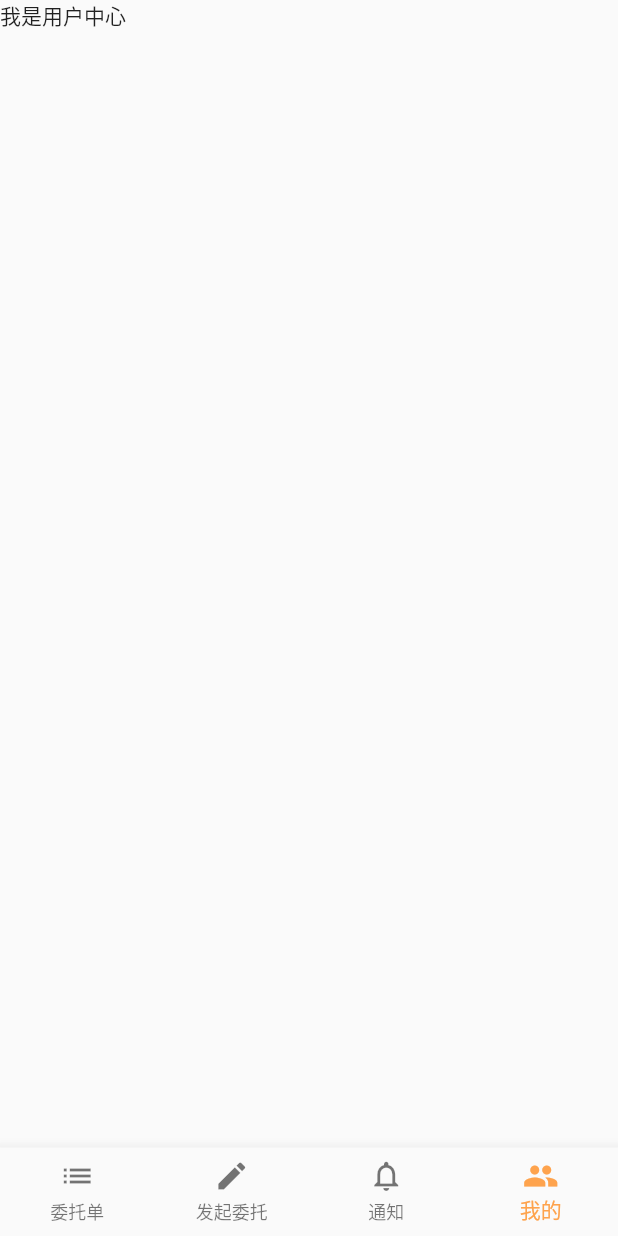
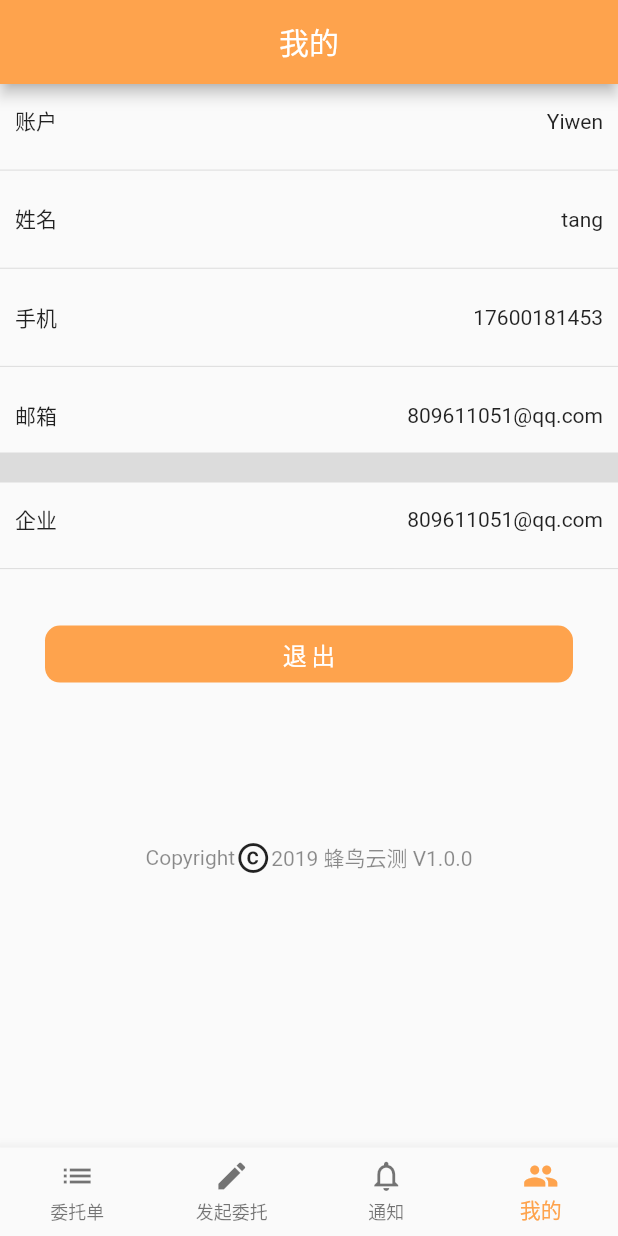
Before and after one commit to tyw809611051/test, a Flutter app: the screen it shows after launch, swiped to page 4, on a phone screen of 412 x 824 dp. Run offline on Flutter 3.47's test engine with Material 2 defaults, Android fonts, the phone set to English and light mode, and no system bars; our stand-ins replace dio, flutter_screenutil, shared_preferences.

Commit message:
complete 用户中心布局

```diff
--- /dev/null
+++ b/lib/common/Env.dart
@@ -0,0 +1,9 @@
+/**
+ * @description: 环境设置
+ * @author: YiWen
+ * @date: 2019-11-19 15:55:49
+ * @version V1.0.0
+ */
+class Env {
+  static const String version = "V1.0.0";
+}
--- /dev/null
+++ b/lib/components/Copyright.dart
@@ -0,0 +1,36 @@
+import 'package:flutter/material.dart';
+import '../common/Env.dart';
+
+/**
+ * @description: 版权组件
+ * @author: YiWen
+ * @date: 2019-11-19 15:51:49
+ * @version V1.0.0
+ */
+
+class Copyright extends StatelessWidget {
+
+  Copyright({Key key}) : super(key: key);
+
+  @override
+  Widget build(BuildContext context) {
+    DateTime toYear = DateTime.now();
+    return Container(
+        width: 250.0,
+        height: 50.0,
+        child: Row(
+          mainAxisAlignment: MainAxisAlignment.center,
+          children: <Widget>[
+            Text(
+              "Copyright",
+              style: TextStyle(color: Colors.black45),
+            ),
+            Icon(Icons.copyright),
+            Text(
+              "${toYear.year} 蜂鸟云测 ${Env.version}",
+              style: TextStyle(color: Colors.black45),
+            )
+          ],
+        ));
+  }
+}
--- a/lib/pages/tabs/User.dart
+++ b/lib/pages/tabs/User.dart
@@ -1,4 +1,8 @@
 import 'package:flutter/material.dart';
+import '../../services/ScreenAdapter.dart';
+import '../../components/BaseForm/BaseButton.dart';
+import '../../common/Themes.dart';
+import '../../components/Copyright.dart';
 
 /**
  * @description: 用户中心页
@@ -17,8 +21,116 @@ class UserPage extends StatefulWidget {
 class _UserPageState extends State<UserPage> {
   @override
   Widget build(BuildContext context) {
-    return Container(
-       child: Text("我是用户中心"),
+    return Scaffold(
+      appBar: AppBar(
+        title: Center(
+          child: Text(
+            "我的",
+            style: TextStyle(color: Colors.white),
+          ),
+        ),
+      ),
+      body: ListView(
+        children: <Widget>[
+          Container(
+            height: ScreenAdapter.height(80),
+            padding: EdgeInsets.all(10),
+            child: Stack(
+              children: <Widget>[
+                Align(
+                  alignment: Alignment.centerLeft,
+                  child: Text("账户"),
+                ),
+                Align(
+                  alignment: Alignment.centerRight,
+                  child: Text("Yiwen"),
+                ),
+              ],
+            )
+          ),
+          Divider(),
+          Container(
+            height: ScreenAdapter.height(80),
+            padding: EdgeInsets.all(10),
+            child: Stack(
+              children: <Widget>[
+                Align(
+                  alignment: Alignment.centerLeft,
+                  child: Text("姓名"),
+                ),
+                Align(
+                  alignment: Alignment.centerRight,
+                  child: Text("tang"),
+                ),
+              ],
+            )
+          ),
+          Divider(),
+          Container(
+            height: ScreenAdapter.height(80),
+            padding: EdgeInsets.all(10),
+            child: Stack(
+              children: <Widget>[
+                Align(
+                  alignment: Alignment.centerLeft,
+                  child: Text("手机"),
+                ),
+                Align(
+                  alignment: Alignment.centerRight,
+                  child: Text("17600181453"),
+                ),
+              ],
+            )
+          ),
+          Divider(),
+          Container(
+            height: ScreenAdapter.height(80),
+            padding: EdgeInsets.all(10),
+            child: Stack(
+              children: <Widget>[
+                Align(
+                  alignment: Alignment.centerLeft,
+                  child: Text("邮箱"),
+                ),
+                Align(
+                  alignment: Alignment.centerRight,
+                  child: Text("809611051@qq.com"),
+                ),
+              ],
+            )
+          ),
+          // Divider(),
+          // 分割线
+          Container(
+            width: double.infinity,
+            height: 20,
+            color: Colors.black12,
+          ),
+          Container(
+            height: ScreenAdapter.height(80),
+            padding: EdgeInsets.all(10),
+            child: Stack(
+              children: <Widget>[
+                Align(
+                  alignment: Alignment.centerLeft,
+                  child: Text("企业"),
+                ),
+                Align(
+                  alignment: Alignment.centerRight,
+                  child: Text("809611051@qq.com"),
+                ),
+              ],
+            )
+          ),
+          Divider(),
+          BaseButton(
+              text: "退出",
+              color: Themes.btnPrimaryColor,
+          ),
+          SizedBox(height: ScreenAdapter.height(100),),
+          Copyright(),
+        ],
+      ),
     );
   }
 }
```
